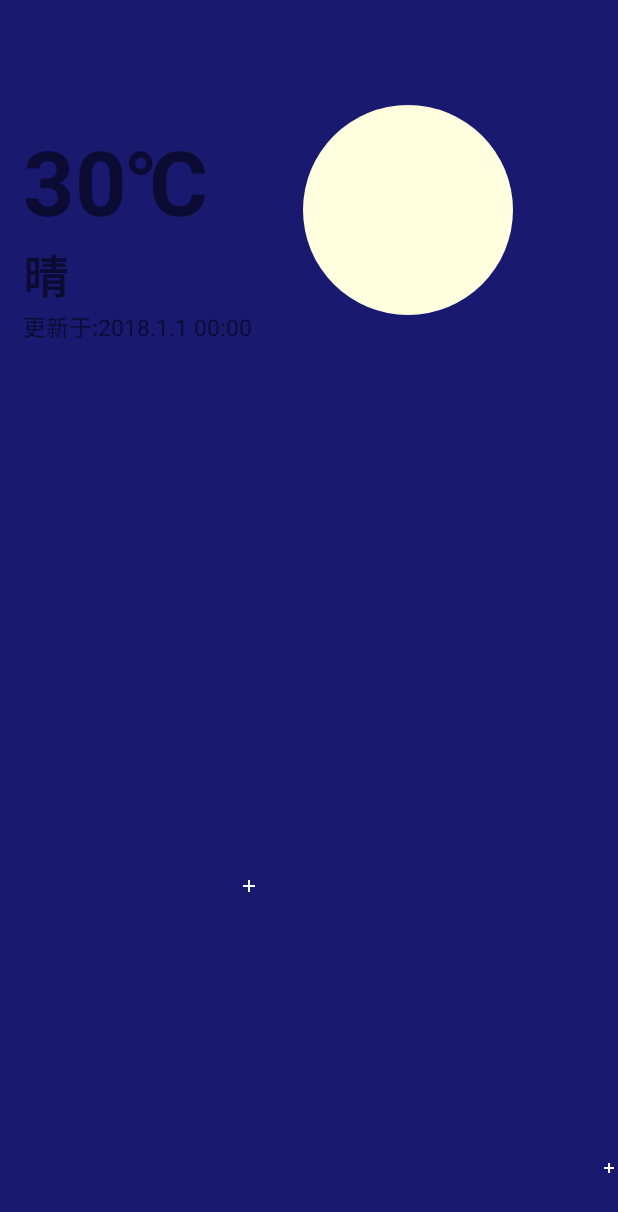
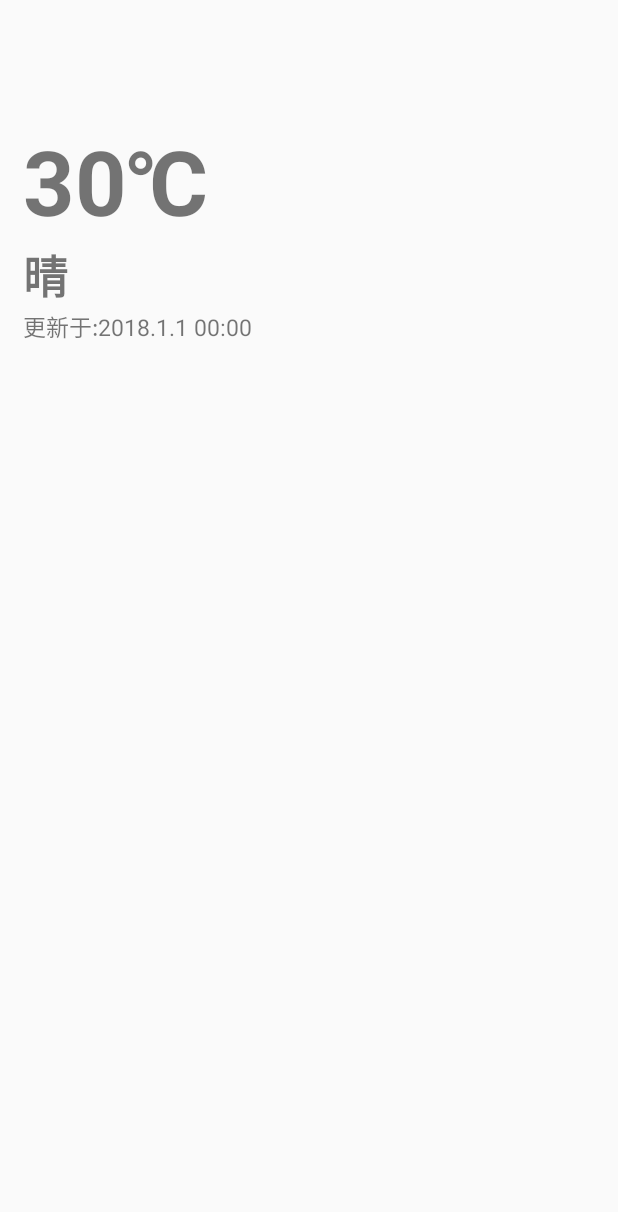
Before and after one commit to ld-zero/SimpleWeather, an Android app: the layout fragment_weather.xml on its own in the app's theme, with its tools: preview values and no code run, on a phone screen of 412 x 824 dp. Shown: the top 1212 px of the screen. Run offline under Robolectric (Android 15) with nearby library versions, the phone set to English and light mode, and no system bars; network calls fail.

Commit message:
remove some redundant code

```diff
--- a/app/src/main/res/layout/fragment_weather.xml
+++ b/app/src/main/res/layout/fragment_weather.xml
@@ -26,10 +26,6 @@
         <!-- the fragment in weather_view_container would contain a view showing the weather conditions -->
         <FrameLayout
             android:id="@+id/weather_view_container"
-            android:layout_width="match_parent"
-            android:layout_height="match_parent"/>
-
-        <ldzero.ai.simpleweather.ui.custom.SunnyNightView
             android:layout_width="match_parent"
             android:layout_height="match_parent"/>
 
```
